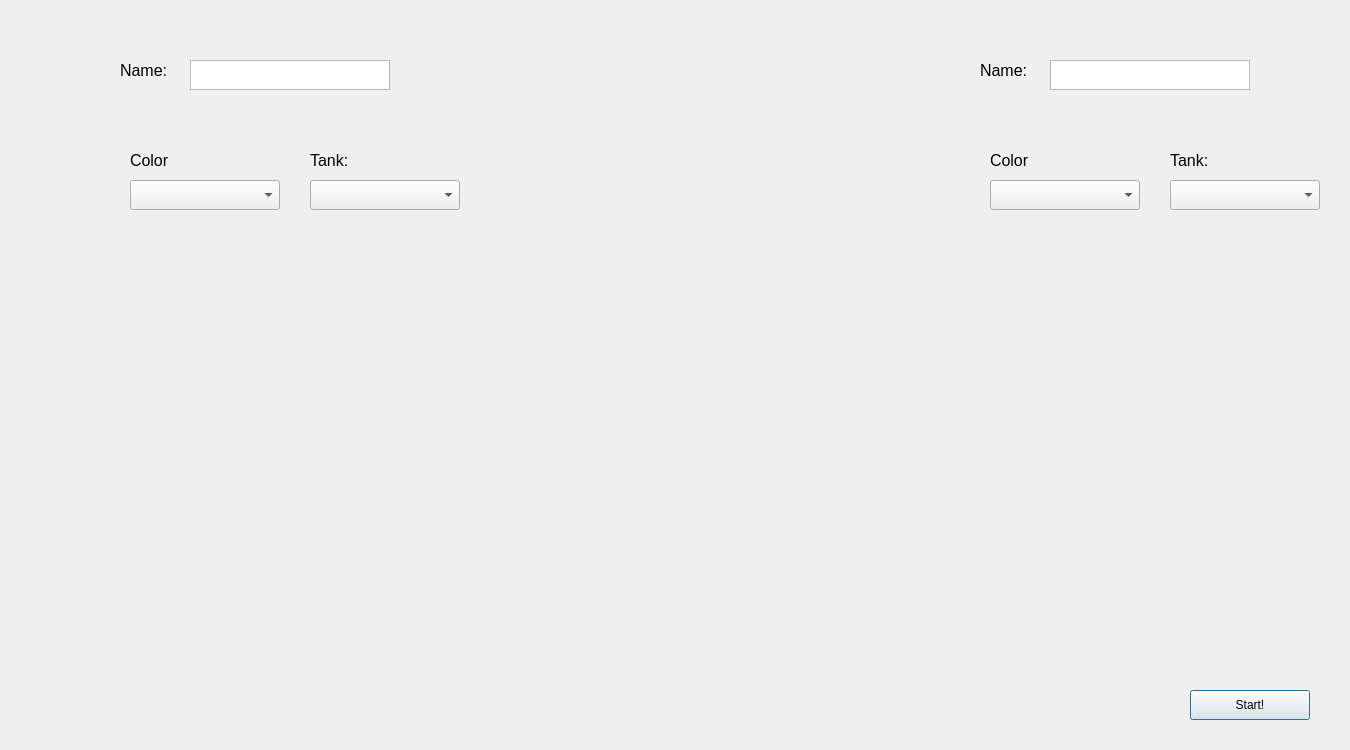
First picture: the form in Dialog.ui, repository ABGH004/Tanks, before the edit.
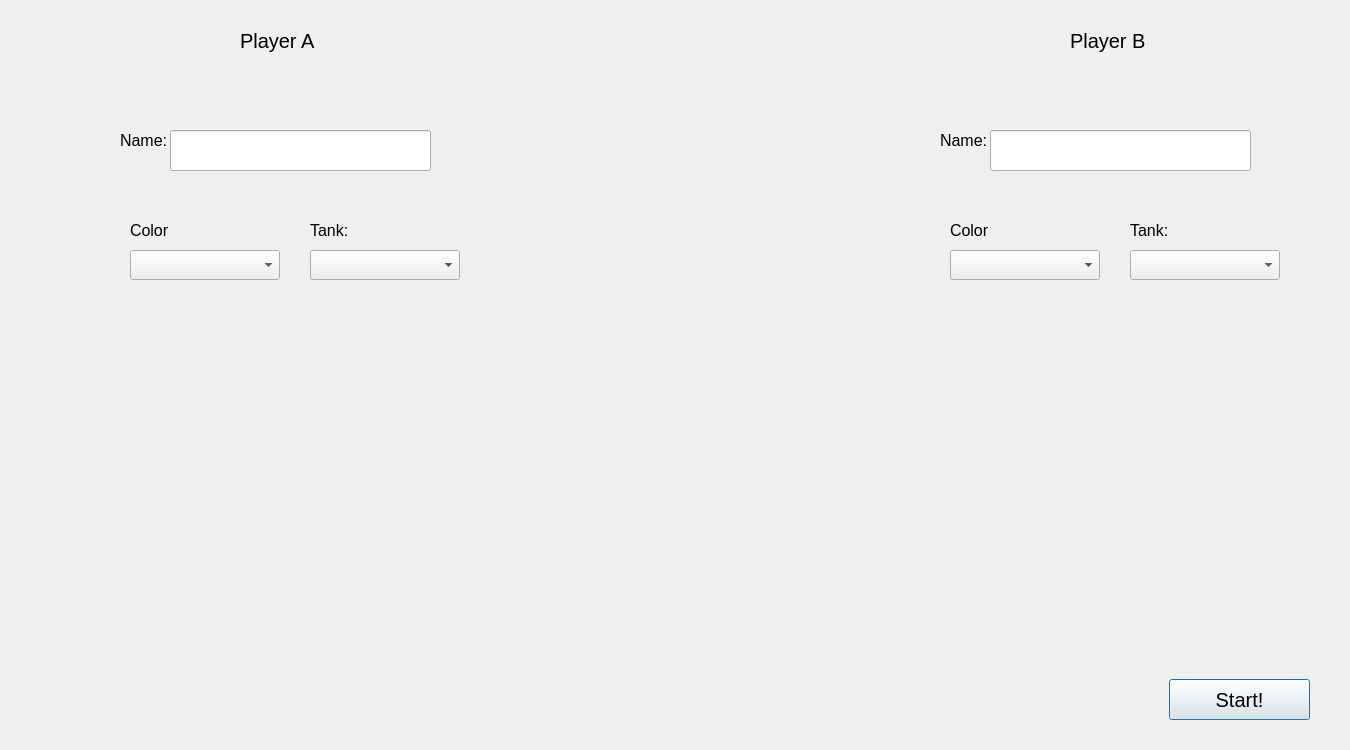
Second picture: the form after the edit.

What changed in the file:
```diff
--- a/Dialog.ui
+++ b/Dialog.ui
@@ -22,16 +22,21 @@
     <height>750</height>
    </size>
   </property>
+  <property name="font">
+   <font>
+    <pointsize>15</pointsize>
+   </font>
+  </property>
   <property name="windowTitle">
    <string>Dialog</string>
   </property>
   <widget class="QPushButton" name="pushButton">
    <property name="geometry">
     <rect>
-     <x>1190</x>
-     <y>690</y>
-     <width>120</width>
-     <height>30</height>
+     <x>1169</x>
+     <y>679</y>
+     <width>141</width>
+     <height>41</height>
     </rect>
    </property>
    <property name="text">
@@ -42,7 +47,7 @@
    <property name="geometry">
     <rect>
      <x>130</x>
-     <y>180</y>
+     <y>250</y>
      <width>150</width>
      <height>30</height>
     </rect>
@@ -52,27 +57,17 @@
    <property name="geometry">
     <rect>
      <x>310</x>
-     <y>180</y>
+     <y>250</y>
      <width>150</width>
      <height>30</height>
     </rect>
    </property>
   </widget>
-  <widget class="QTextEdit" name="textEdit">
-   <property name="geometry">
-    <rect>
-     <x>190</x>
-     <y>60</y>
-     <width>200</width>
-     <height>30</height>
-    </rect>
-   </property>
-  </widget>
   <widget class="QLabel" name="label">
    <property name="geometry">
     <rect>
      <x>120</x>
-     <y>50</y>
+     <y>120</y>
      <width>61</width>
      <height>41</height>
     </rect>
@@ -90,7 +85,7 @@
    <property name="geometry">
     <rect>
      <x>310</x>
-     <y>140</y>
+     <y>210</y>
      <width>61</width>
      <height>41</height>
     </rect>
@@ -108,7 +103,7 @@
    <property name="geometry">
     <rect>
      <x>130</x>
-     <y>140</y>
+     <y>210</y>
      <width>61</width>
      <height>41</height>
     </rect>
@@ -125,8 +120,8 @@
   <widget class="QLabel" name="label_4">
    <property name="geometry">
     <rect>
-     <x>980</x>
-     <y>50</y>
+     <x>940</x>
+     <y>120</y>
      <width>61</width>
      <height>41</height>
     </rect>
@@ -143,8 +138,8 @@
   <widget class="QLabel" name="label_5">
    <property name="geometry">
     <rect>
-     <x>1170</x>
-     <y>140</y>
+     <x>1130</x>
+     <y>210</y>
      <width>61</width>
      <height>41</height>
     </rect>
@@ -161,8 +156,8 @@
   <widget class="QComboBox" name="comboBox_5">
    <property name="geometry">
     <rect>
-     <x>1170</x>
-     <y>180</y>
+     <x>1130</x>
+     <y>250</y>
      <width>150</width>
      <height>30</height>
     </rect>
@@ -171,8 +166,8 @@
   <widget class="QLabel" name="label_6">
    <property name="geometry">
     <rect>
-     <x>990</x>
-     <y>140</y>
+     <x>950</x>
+     <y>210</y>
      <width>61</width>
      <height>41</height>
     </rect>
@@ -189,20 +184,61 @@
   <widget class="QComboBox" name="comboBox_2">
    <property name="geometry">
     <rect>
-     <x>990</x>
-     <y>180</y>
+     <x>950</x>
+     <y>250</y>
      <width>150</width>
      <height>30</height>
     </rect>
    </property>
   </widget>
-  <widget class="QTextEdit" name="textEdit_2">
+  <widget class="QLabel" name="label_7">
    <property name="geometry">
     <rect>
-     <x>1050</x>
-     <y>60</y>
-     <width>200</width>
-     <height>30</height>
+     <x>240</x>
+     <y>20</y>
+     <width>81</width>
+     <height>41</height>
+    </rect>
+   </property>
+   <property name="text">
+    <string>Player A</string>
+   </property>
+  </widget>
+  <widget class="QLabel" name="label_8">
+   <property name="geometry">
+    <rect>
+     <x>1070</x>
+     <y>20</y>
+     <width>101</width>
+     <height>41</height>
+    </rect>
+   </property>
+   <property name="font">
+    <font>
+     <pointsize>15</pointsize>
+    </font>
+   </property>
+   <property name="text">
+    <string>Player B</string>
+   </property>
+  </widget>
+  <widget class="QLineEdit" name="lineEdit">
+   <property name="geometry">
+    <rect>
+     <x>990</x>
+     <y>130</y>
+     <width>261</width>
+     <height>41</height>
+    </rect>
+   </property>
+  </widget>
+  <widget class="QLineEdit" name="lineEdit_2">
+   <property name="geometry">
+    <rect>
+     <x>170</x>
+     <y>130</y>
+     <width>261</width>
+     <height>41</height>
     </rect>
    </property>
   </widget>
```
